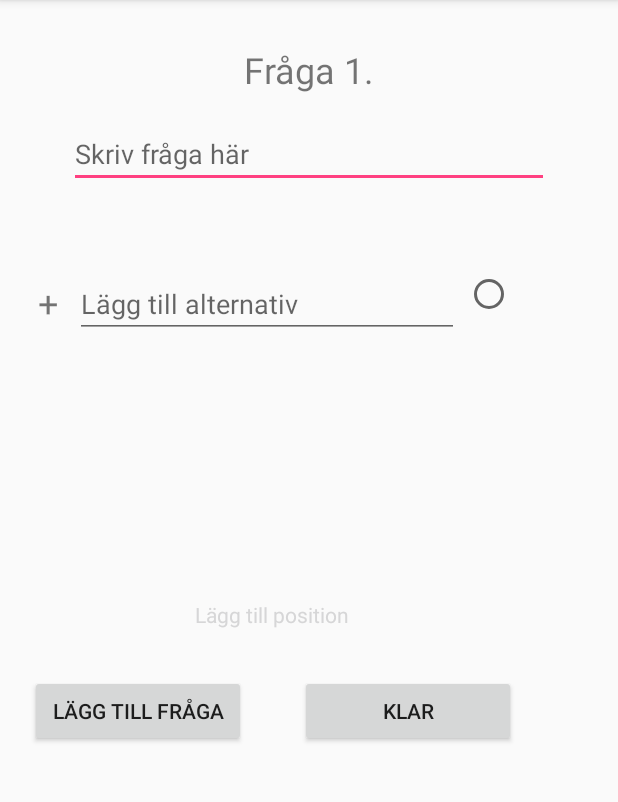
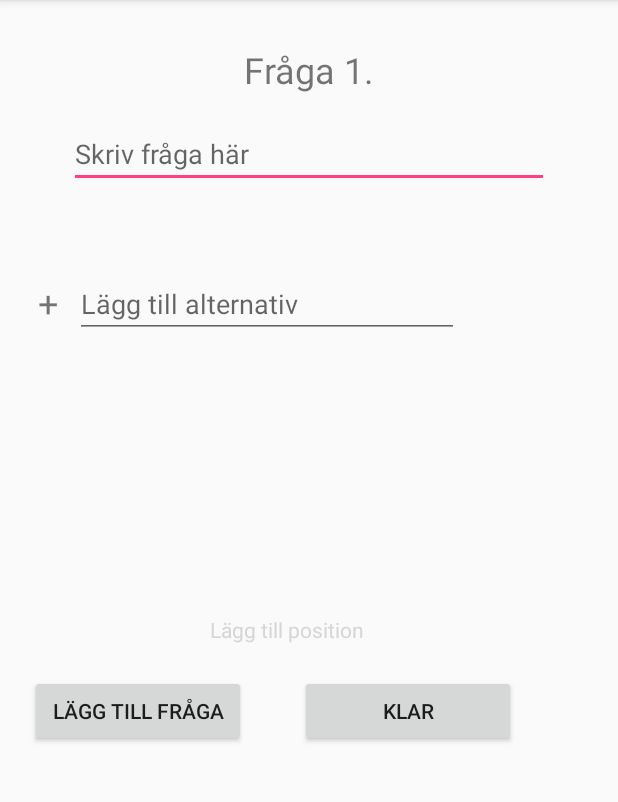
Before and after one commit to olssonelina/Programmeringsprinsessorna, an Android app: the CreateQuestionActivity screen opened directly, with no data from a screen before it, on a phone screen of 412 x 824 dp, the part 84-886 px from its top. Run offline under Robolectric (Android 15) with nearby library versions, the phone set to English and light mode, and no system bars.

Commit message:
Text fields now do things on first click
+ more changes in CreateQuestionActivity

```diff
--- a/app/src/main/res/layout/activity_createquestion.xml
+++ b/app/src/main/res/layout/activity_createquestion.xml
@@ -23,6 +23,7 @@
                 android:layout_height="wrap_content"
                 android:layout_marginLeft="130dp"
                 android:layout_marginTop="400dp"
+                android:padding="10dp"
                 android:onClick="addPosition"
                 android:text="Lägg till position"
                 android:textColor="@color/wallet_holo_blue_light" />
@@ -126,8 +127,7 @@
             android:hint="Lägg till alternativ"
             android:inputType="textPersonName"
             android:maxLength="35"
-            android:onClick="testAddOption"
-            />
+            android:onClick="addOption" />
 
         <EditText
             android:id="@+id/option2Field"
@@ -140,7 +140,7 @@
             android:hint="Lägg till alternativ"
             android:inputType="textPersonName"
             android:maxLength="35"
-            android:onClick="testAddOption"
+            android:onClick="addOption"
             android:visibility="invisible" />
 
         <EditText
@@ -154,7 +154,7 @@
             android:hint="Lägg till alternativ"
             android:inputType="textPersonName"
             android:maxLength="35"
-            android:onClick="testAddOption"
+            android:onClick="addOption"
             android:visibility="invisible" />
 
         <EditText
@@ -168,7 +168,7 @@
             android:hint="Lägg till alternativ"
             android:inputType="textPersonName"
             android:maxLength="35"
-            android:onClick="testAddOption"
+            android:onClick="addOption"
             android:visibility="invisible" />
 
         <RadioGroup
@@ -187,7 +187,9 @@
                 android:layout_marginTop="0dp"
                 android:layout_weight="1"
                 android:checked="false"
-                android:visibility="visible" />
+                android:visibility="invisible"
+                android:focusable="false"
+                />
 
             <RadioButton
                 android:id="@+id/radioButton2"
@@ -197,7 +199,9 @@
                 android:layout_alignTop="@+id/radioButton1"
                 android:layout_marginTop="20dp"
                 android:layout_weight="1"
-                android:visibility="invisible" />
+                android:visibility="invisible"
+                android:focusable="false"
+                />
 
             <RadioButton
                 android:id="@+id/radioButton3"
@@ -207,7 +211,9 @@
                 android:layout_alignTop="@+id/radioButton2"
                 android:layout_marginTop="20dp"
                 android:layout_weight="1"
-                android:visibility="invisible" />
+                android:visibility="invisible"
+                android:focusable="false"
+                />
 
             <RadioButton
                 android:id="@+id/radioButton4"
@@ -217,7 +223,9 @@
                 android:layout_alignTop="@+id/radioButton3"
                 android:layout_marginTop="20dp"
                 android:layout_weight="1"
-                android:visibility="invisible" />
+                android:visibility="invisible"
+                android:focusable="false"
+                />
 
         </RadioGroup>
 
```
Also changed, not shown: app/src/main/java/com/example/nightingale/qwalk/CreateQuestionActivity.java (+39 -38 lines), app/src/main/java/com/example/nightingale/qwalk/addListenerOnTextChange.java (deleted, +0 -37 lines).
